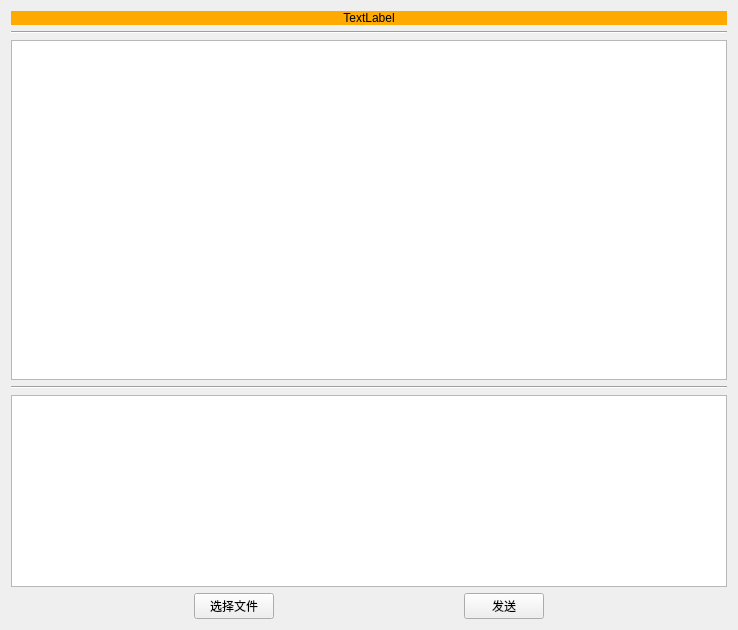
This is client/ui/ui_chat.ui in MsDming/socket_learning as Qt 5 draws it before an edit. The edited form follows.
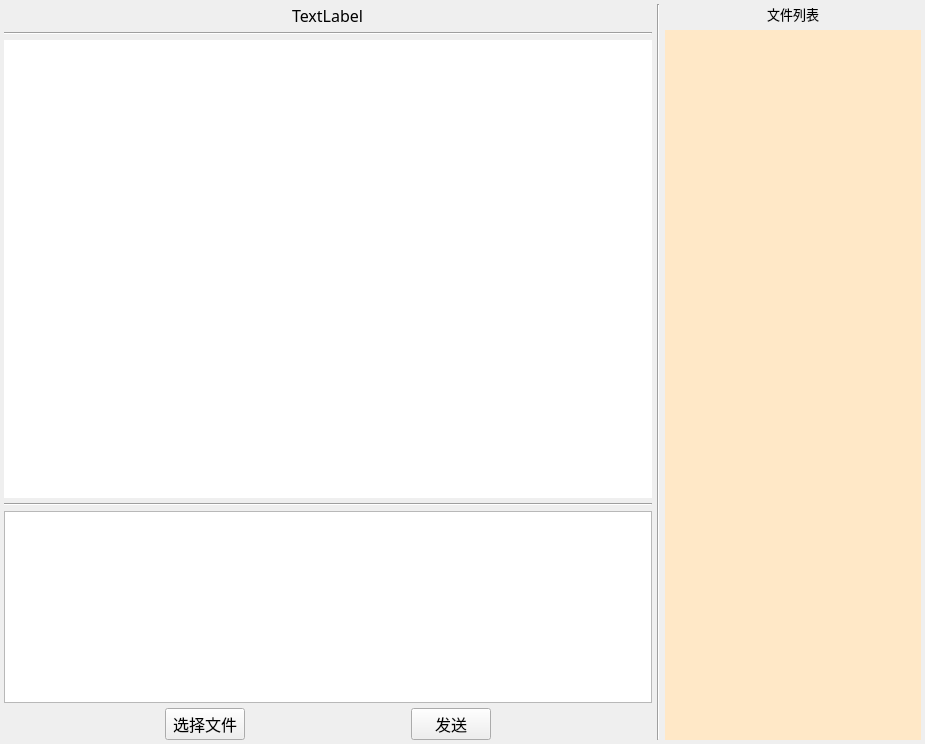
This is the edited form.

Commit message: 文件传server

```diff
--- a/client/ui/ui_chat.ui
+++ b/client/ui/ui_chat.ui
@@ -6,30 +6,48 @@
    <rect>
     <x>0</x>
     <y>0</y>
-    <width>738</width>
-    <height>630</height>
+    <width>925</width>
+    <height>744</height>
    </rect>
   </property>
+  <property name="minimumSize">
+   <size>
+    <width>925</width>
+    <height>744</height>
+   </size>
+  </property>
   <property name="windowTitle">
    <string>Form</string>
   </property>
+  <layout class="QHBoxLayout" name="horizontalLayout_2">
+   <property name="spacing">
+    <number>5</number>
+   </property>
+   <property name="leftMargin">
+    <number>4</number>
+   </property>
+   <property name="topMargin">
+    <number>4</number>
+   </property>
+   <property name="rightMargin">
+    <number>4</number>
+   </property>
+   <property name="bottomMargin">
+    <number>4</number>
+   </property>
+   <item>
   <layout class="QVBoxLayout" name="verticalLayout">
-   <item>
+     <item alignment="Qt::AlignHCenter|Qt::AlignVCenter">
     <widget class="QLabel" name="label_channelName">
-     <property name="styleSheet">
-      <string notr="true">QLabel{
-background-color:rgb(255, 170, 0);
-}</string>
+       <property name="font">
+        <font>
+         <family>Adobe 黑体 Std R</family>
+         <pointsize>12</pointsize>
+        </font>
      </property>
      <property name="text">
       <string>TextLabel</string>
      </property>
-     <property name="textFormat">
-      <enum>Qt::RichText</enum>
-     </property>
-     <property name="alignment">
-      <set>Qt::AlignCenter</set>
-     </property>
     </widget>
    </item>
    <item>
@@ -47,6 +65,17 @@
        <verstretch>1</verstretch>
       </sizepolicy>
      </property>
+       <property name="font">
+        <font>
+         <family>Adobe 宋体 Std L</family>
+         <pointsize>12</pointsize>
+        </font>
+       </property>
+       <property name="styleSheet">
+        <string notr="true">QTextBrowser{
+border:0px;
+}</string>
+       </property>
     </widget>
    </item>
    <item>
@@ -57,7 +86,14 @@
     </widget>
    </item>
    <item>
-    <widget class="QTextEdit" name="textEdit_input"/>
+      <widget class="QTextEdit" name="textEdit_input">
+       <property name="font">
+        <font>
+         <family>Adobe 宋体 Std L</family>
+         <pointsize>12</pointsize>
+        </font>
+       </property>
+      </widget>
    </item>
    <item>
     <layout class="QHBoxLayout" name="horizontalLayout">
@@ -76,6 +112,12 @@
      </item>
      <item>
       <widget class="QPushButton" name="pushButton_sendFile">
+         <property name="font">
+          <font>
+           <family>Adobe 黑体 Std R</family>
+           <pointsize>12</pointsize>
+          </font>
+         </property>
        <property name="text">
         <string>选择文件</string>
        </property>
@@ -96,15 +138,21 @@
      </item>
      <item>
       <widget class="QPushButton" name="pushButton_send">
-       <property name="sizePolicy">
-        <sizepolicy hsizetype="Minimum" vsizetype="Fixed">
-         <horstretch>0</horstretch>
-         <verstretch>0</verstretch>
-        </sizepolicy>
+         <property name="font">
+          <font>
+           <family>Adobe 黑体 Std R</family>
+           <pointsize>12</pointsize>
+          </font>
        </property>
        <property name="text">
         <string>发送</string>
        </property>
+         <property name="shortcut">
+          <string>Return</string>
+         </property>
+         <property name="checkable">
+          <bool>true</bool>
+         </property>
       </widget>
      </item>
      <item>
@@ -121,6 +169,68 @@
       </spacer>
      </item>
     </layout>
+     </item>
+    </layout>
+   </item>
+   <item>
+    <widget class="Line" name="line_4">
+     <property name="orientation">
+      <enum>Qt::Vertical</enum>
+     </property>
+    </widget>
+   </item>
+   <item>
+    <widget class="QWidget" name="widget" native="true">
+     <property name="sizePolicy">
+      <sizepolicy hsizetype="Preferred" vsizetype="Preferred">
+       <horstretch>0</horstretch>
+       <verstretch>0</verstretch>
+      </sizepolicy>
+     </property>
+     <layout class="QVBoxLayout" name="verticalLayout_2">
+      <property name="leftMargin">
+       <number>0</number>
+      </property>
+      <property name="topMargin">
+       <number>0</number>
+      </property>
+      <property name="rightMargin">
+       <number>0</number>
+      </property>
+      <property name="bottomMargin">
+       <number>0</number>
+      </property>
+      <item alignment="Qt::AlignHCenter|Qt::AlignVCenter">
+       <widget class="QLabel" name="label_fileListTitle">
+        <property name="font">
+         <font>
+          <family>Adobe 黑体 Std R</family>
+          <pointsize>10</pointsize>
+         </font>
+        </property>
+        <property name="text">
+         <string>文件列表</string>
+        </property>
+       </widget>
+      </item>
+      <item>
+       <widget class="QListWidget" name="listWidget_file">
+        <property name="sizePolicy">
+         <sizepolicy hsizetype="Fixed" vsizetype="Expanding">
+          <horstretch>0</horstretch>
+          <verstretch>0</verstretch>
+         </sizepolicy>
+        </property>
+        <property name="styleSheet">
+         <string notr="true">QListWidget{
+background-color:rgb(255, 232, 199);
+border:0px;
+}</string>
+        </property>
+       </widget>
+      </item>
+     </layout>
+    </widget>
    </item>
   </layout>
  </widget>
```
Lines whose indentation alone changed are shown as unchanged. The commit also changes 5 other files.
